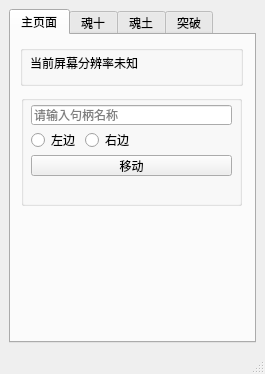
Before: the Qt Designer form yyswindow.ui in huangyisan/yys_assistant, drawn with Qt 5.
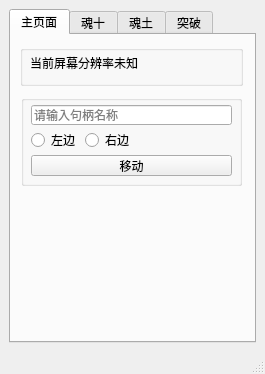
After: the same form once the commit is applied.

Diff of the .ui file:
```diff
--- a/yyswindow.ui
+++ b/yyswindow.ui
@@ -83,7 +83,7 @@
           <x>10</x>
           <y>60</y>
           <width>221</width>
-          <height>111</height>
+          <height>91</height>
          </rect>
         </property>
         <property name="title">
```
